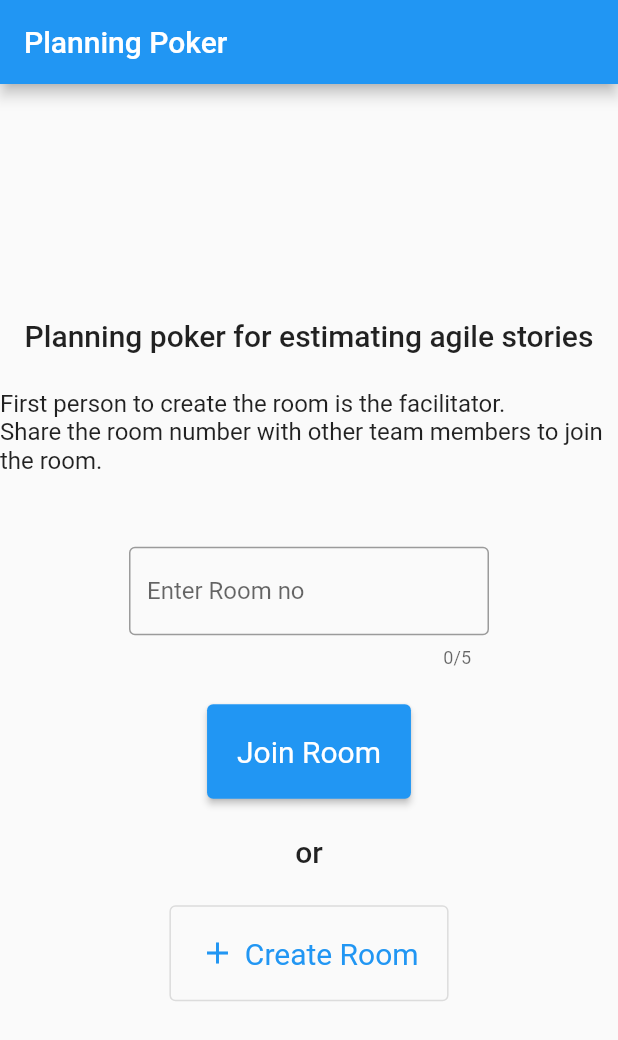
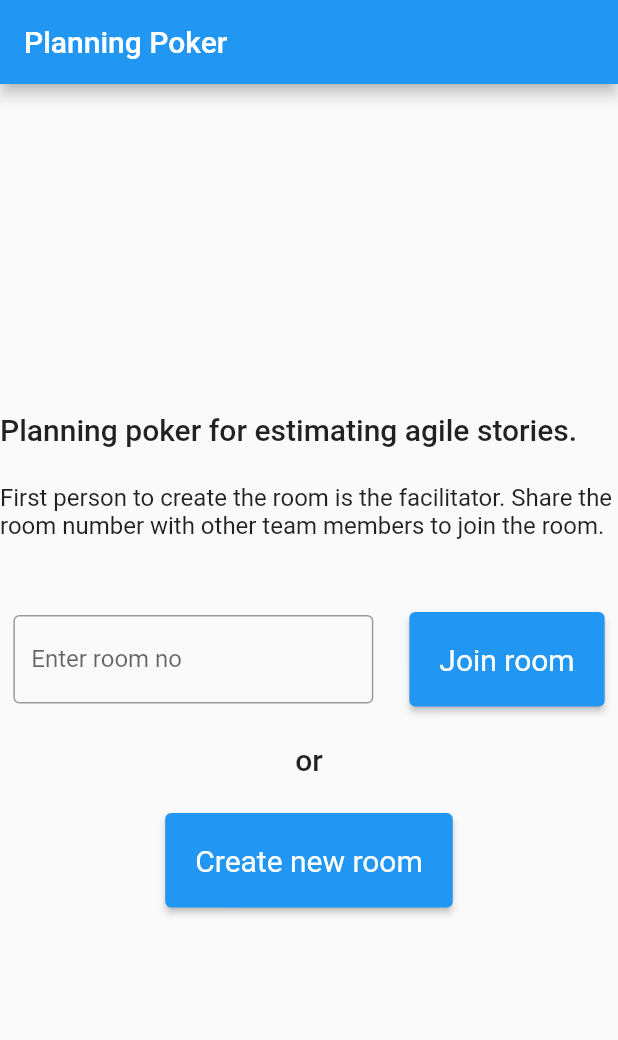
Before and after one commit to praslnx8/planning_poker, a Flutter app: the screen it shows after launch, on a phone screen of 412 x 824 dp. Shown: the top 1040 px of the screen. Run offline on Flutter 3.47's test engine with Material 2 defaults, Android fonts, the phone set to English and light mode, and no system bars; our stand-ins replace firebase_auth, firebase_core, firebase_database, flutter_dotenv, logger; accounts and stored records are empty; network calls fail; statements that could not run were skipped.

Commit message:
Add styles to align elements

```diff
--- a/lib/ui/landing_page.dart
+++ b/lib/ui/landing_page.dart
@@ -79,22 +79,34 @@ class _LandingPageState extends State<LandingPage> {
     if (_loading) {
       return CircularProgressIndicator();
     } else {
-      return Form(
+      return Center(
+          child: Form(
               key: _formKey,
+              child: SizedBox(
+                  width: 720,
                   child: Column(
                       mainAxisAlignment: MainAxisAlignment.center,
+                      crossAxisAlignment: CrossAxisAlignment.start,
                       children: <Widget>[
-              Text('Planning poker for estimating agile stories', style: Theme.of(context).textTheme.headline6),
+                        Text('Planning poker for estimating agile stories.',
+                            style: Theme.of(context).textTheme.headline6),
                         Padding(padding: EdgeInsets.all(12)),
                         Text(
-                  'First person to create the room is the facilitator. \nShare the room number with other team members to join the room.',
+                            'First person to create the room is the facilitator. Share the room number with other team members to join the room.',
                             style: Theme.of(context).textTheme.subtitle1),
                         Padding(padding: EdgeInsets.all(24)),
+                        Column(
+                          mainAxisAlignment: MainAxisAlignment.center,
+                          crossAxisAlignment: CrossAxisAlignment.center,
+                          children: <Widget>[
+                            Row(
+                                crossAxisAlignment: CrossAxisAlignment.center,
+                                mainAxisAlignment: MainAxisAlignment.center,
+                                children: [
                                   SizedBox(
                                     width: 240,
                                     child: TextFormField(
                                       controller: _roomNoFieldController,
-                  maxLength: 5,
                                       validator: (value) {
                                         if (value?.isEmpty == true) {
                                           return 'Enter Room no';
@@ -105,7 +117,7 @@ class _LandingPageState extends State<LandingPage> {
                                         border: OutlineInputBorder(
                                           borderSide: BorderSide(width: 5.0),
                                         ),
-                    labelText: 'Enter Room no',
+                                        labelText: 'Enter room no',
                                       ),
                                     ),
                                   ),
@@ -115,26 +127,28 @@ class _LandingPageState extends State<LandingPage> {
                                         padding: MaterialStateProperty.all(const EdgeInsets.all(20)),
                                         textStyle: MaterialStateProperty.all(const TextStyle(fontSize: 20))),
                                     onPressed: () => {
-                  if (_formKey.currentState!.validate()) {_joinRoom(_roomNoFieldController.value.text)}
+                                      if (_formKey.currentState!.validate())
+                                        {_joinRoom(_roomNoFieldController.value.text)}
                                     },
-                child: Text('Join Room'),
+                                    child: Text('Join room'),
                                   ),
+                                ]),
                             Padding(padding: EdgeInsets.all(12)),
                             Text(
                               'or',
                               style: Theme.of(context).textTheme.headline6,
                             ),
                             Padding(padding: EdgeInsets.all(12)),
-              OutlinedButton.icon(
+                            ElevatedButton(
                               style: ButtonStyle(
                                   padding: MaterialStateProperty.all(const EdgeInsets.all(20)),
                                   textStyle: MaterialStateProperty.all(const TextStyle(fontSize: 20))),
                               onPressed: () => {_createRoom()},
-                icon: Icon(Icons.add),
-                label: Text('Create Room'),
+                              child: Text('Create new room'),
                             ),
                           ],
-          ));
+                        )
+                      ]))));
     }
   }
 }
```
Lines whose indentation alone changed are shown as unchanged.
